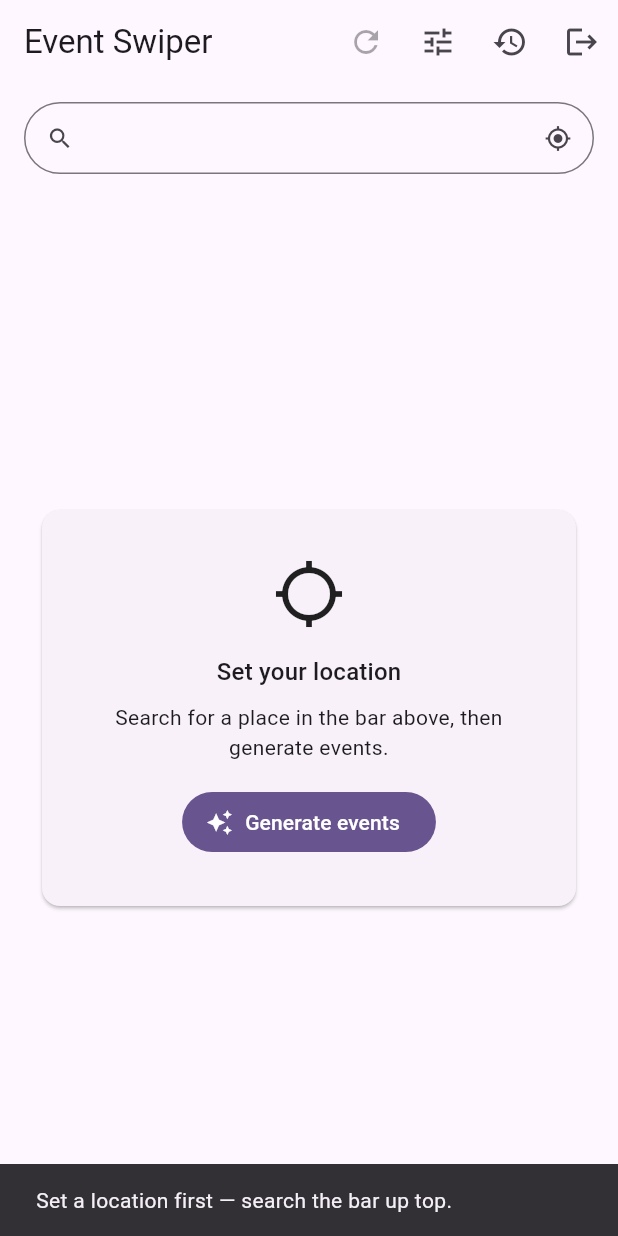
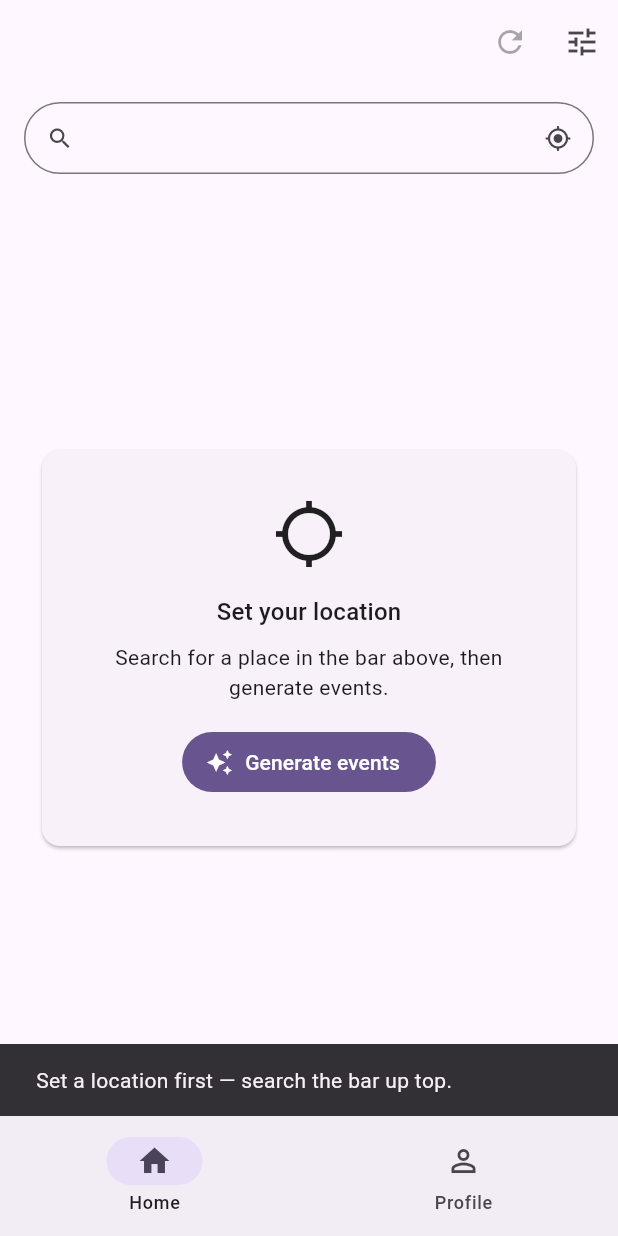
Before and after one commit to drewcarroll/eventfinder, a Flutter app: the screen it shows once a user with an empty profile is signed in, after a tap on "Generate events", on a phone screen of 412 x 824 dp. Run offline on Flutter 3.47's test engine with Material 3 defaults, Android fonts, the phone set to English and light mode, and no system bars; our stand-ins replace firebase_auth, firebase_core, geolocator; accounts and stored records are empty; generated files the repository leaves out were written again; network calls fail.

Commit message:
Build bottom navbar and app shell (Home + Profile)

```diff
--- a/client/lib/src/app.dart
+++ b/client/lib/src/app.dart
@@ -6,7 +6,7 @@ import 'data/auth_service.dart';
 import 'data/event_api.dart';
 import 'data/filter_service.dart';
 import 'data/location_service.dart';
-import 'ui/feed_screen.dart';
+import 'ui/home_shell.dart';
 import 'ui/sign_in_screen.dart';
 
 class EventSwiperApp extends StatefulWidget {
@@ -30,7 +30,7 @@ class _EventSwiperAppState extends State<EventSwiperApp> {
   @override
   Widget build(BuildContext context) {
     return MaterialApp(
-      title: 'Event Swiper',
+      title: '',
       theme: ThemeData(
         colorSchemeSeed: Colors.deepPurple,
         useMaterial3: true,
@@ -44,7 +44,7 @@ class _EventSwiperAppState extends State<EventSwiperApp> {
             );
           }
           if (snapshot.hasData) {
-            return FeedScreen(
+            return HomeShell(
               api: _eventApi,
               authService: _authService,
               locationService: _locationService,
--- a/client/lib/src/ui/feed_screen.dart
+++ b/client/lib/src/ui/feed_screen.dart
@@ -1,6 +1,5 @@
 import 'package:flutter/material.dart';
 
-import '../data/auth_service.dart';
 import '../data/device_location_service.dart';
 import '../data/event_api.dart';
 import '../data/filter_service.dart';
@@ -8,7 +7,6 @@ import '../data/location_service.dart';
 import '../models/event.dart';
 import '../models/swipe_session.dart';
 import 'filter_sheet.dart';
-import 'history_screen.dart';
 import 'results_screen.dart';
 import 'swipe_card_stack.dart';
 
@@ -20,13 +18,11 @@ class FeedScreen extends StatefulWidget {
   const FeedScreen({
     super.key,
     required this.api,
-    required this.authService,
     required this.locationService,
     required this.filterService,
   });
 
   final EventApi api;
-  final AuthService authService;
   final LocationService locationService;
   final FilterService filterService;
 
@@ -260,20 +256,6 @@ class _FeedScreenState extends State<FeedScreen> {
     await _load(force: true);
   }
 
-  Future<void> _signOut() async {
-    try {
-      // On success the auth-state stream emits null and routes back to
-      // the sign-in screen automatically.
-      await widget.authService.signOut();
-    } catch (e) {
-      if (mounted) {
-        ScaffoldMessenger.of(context).showSnackBar(
-          SnackBar(content: Text('Sign-out failed: $e')),
-        );
-      }
-    }
-  }
-
   void _swipe(Event event, String direction) {
     setState(() {
       // Right/like is a yes, left/pass is a no. Record every decision in the
@@ -330,15 +312,6 @@ class _FeedScreenState extends State<FeedScreen> {
     await _load();
   }
 
-  /// Open the history of past sessions, each tappable to view its yes list.
-  void _openHistory() {
-    Navigator.of(context).push(
-      MaterialPageRoute<void>(
-        builder: (_) => HistoryScreen(api: widget.api),
-      ),
-    );
-  }
-
   /// Open the filter sheet and, if the user applies changes, store them on
   /// the session and reload the feed with the new distance/time window.
   Future<void> _changeFilters() async {
@@ -358,12 +331,10 @@ class _FeedScreenState extends State<FeedScreen> {
       return ResultsScreen(
         liked: _liked,
         onNewSearch: _startNewSearch,
-        onSignOut: _signOut,
       );
     }
     return Scaffold(
       appBar: AppBar(
-        title: const Text('Event Swiper'),
         actions: [
           IconButton(
             icon: const Icon(Icons.refresh),
@@ -376,16 +347,6 @@ class _FeedScreenState extends State<FeedScreen> {
             icon: const Icon(Icons.tune),
             tooltip: 'Filters',
             onPressed: _changeFilters,
-          ),
-          IconButton(
-            icon: const Icon(Icons.history),
-            tooltip: 'History',
-            onPressed: _openHistory,
-          ),
-          IconButton(
-            icon: const Icon(Icons.logout),
-            tooltip: 'Sign out',
-            onPressed: _signOut,
           ),
         ],
       ),
--- /dev/null
+++ b/client/lib/src/ui/home_shell.dart
@@ -0,0 +1,73 @@
+import 'package:flutter/material.dart';
+
+import '../data/auth_service.dart';
+import '../data/event_api.dart';
+import '../data/filter_service.dart';
+import '../data/location_service.dart';
+import 'feed_screen.dart';
+import 'profile_screen.dart';
+
+/// The signed-in app shell: a two-tab bottom navigation between Home (the
+/// swipe feed) and Profile (account + history). Home is the default tab.
+///
+/// Both tabs live in an [IndexedStack], so each keeps its state — scroll
+/// position, an in-progress swipe session, loaded history — while the user
+/// switches between them.
+class HomeShell extends StatefulWidget {
+  const HomeShell({
+    super.key,
+    required this.api,
+    required this.authService,
+    required this.locationService,
+    required this.filterService,
+  });
+
+  final EventApi api;
+  final AuthService authService;
+  final LocationService locationService;
+  final FilterService filterService;
+
+  @override
+  State<HomeShell> createState() => _HomeShellState();
+}
+
+class _HomeShellState extends State<HomeShell> {
+  // Home is the default tab on launch.
+  int _index = 0;
+
+  @override
+  Widget build(BuildContext context) {
+    return Scaffold(
+      body: IndexedStack(
+        index: _index,
+        children: [
+          FeedScreen(
+            api: widget.api,
+            locationService: widget.locationService,
+            filterService: widget.filterService,
+          ),
+          ProfileScreen(
+            api: widget.api,
+            authService: widget.authService,
+          ),
+        ],
+      ),
+      bottomNavigationBar: NavigationBar(
+        selectedIndex: _index,
+        onDestinationSelected: (index) => setState(() => _index = index),
+        destinations: const [
+          NavigationDestination(
+            icon: Icon(Icons.home_outlined),
+            selectedIcon: Icon(Icons.home),
+            label: 'Home',
+          ),
+          NavigationDestination(
+            icon: Icon(Icons.person_outline),
+            selectedIcon: Icon(Icons.person),
+            label: 'Profile',
+          ),
+        ],
+      ),
+    );
+  }
+}
--- /dev/null
+++ b/client/lib/src/ui/profile_screen.dart
@@ -0,0 +1,70 @@
+import 'package:flutter/material.dart';
+
+import '../data/auth_service.dart';
+import '../data/event_api.dart';
+import 'history_screen.dart';
+
+/// The Profile tab: shows the signed-in account and the account-level actions
+/// that used to hang off the feed's app bar — viewing past sessions and
+/// signing out.
+class ProfileScreen extends StatelessWidget {
+  const ProfileScreen({
+    super.key,
+    required this.api,
+    required this.authService,
+  });
+
+  final EventApi api;
+  final AuthService authService;
+
+  Future<void> _signOut(BuildContext context) async {
+    try {
+      // On success the auth-state stream emits null and routes back to the
+      // sign-in screen automatically.
+      await authService.signOut();
+    } catch (e) {
+      if (context.mounted) {
+        ScaffoldMessenger.of(context).showSnackBar(
+          SnackBar(content: Text('Sign-out failed: $e')),
+        );
+      }
+    }
+  }
+
+  void _openHistory(BuildContext context) {
+    Navigator.of(context).push(
+      MaterialPageRoute<void>(
+        builder: (_) => HistoryScreen(api: api),
+      ),
+    );
+  }
+
+  @override
+  Widget build(BuildContext context) {
+    final phone = authService.currentUser?.phoneNumber;
+    return Scaffold(
+      appBar: AppBar(title: const Text('Profile')),
+      body: ListView(
+        children: [
+          ListTile(
+            leading: const Icon(Icons.account_circle, size: 40),
+            title: Text(phone ?? 'Signed in'),
+            subtitle: phone != null ? const Text('Phone number') : null,
+          ),
+          const Divider(),
+          ListTile(
+            leading: const Icon(Icons.history),
+            title: const Text('Past sessions'),
+            trailing: const Icon(Icons.chevron_right),
+            onTap: () => _openHistory(context),
+          ),
+          ListTile(
+            leading: const Icon(Icons.logout),
+            title: const Text('Sign out'),
+            onTap: () => _signOut(context),
+          ),
+        ],
+      ),
+    );
+  }
+}
--- a/client/lib/src/ui/sign_in_screen.dart
+++ b/client/lib/src/ui/sign_in_screen.dart
@@ -160,11 +160,10 @@ class _SignInScreenState extends State<SignInScreen> {
               mainAxisAlignment: MainAxisAlignment.center,
               children: [
                 const Text(
-                  'Event Swiper',
-                  style: TextStyle(fontSize: 32, fontWeight: FontWeight.bold),
+                  'Swipe to discover events you love',
+                  textAlign: TextAlign.center,
+                  style: TextStyle(fontSize: 24, fontWeight: FontWeight.bold),
                 ),
-                const SizedBox(height: 8),
-                const Text('Swipe to discover events you love'),
                 const SizedBox(height: 32),
                 if (_step == _Step.enterPhone) ..._phoneStep() else ..._codeStep(),
               ],
```
Also changed, not shown: client/lib/src/ui/results_screen.dart (+0 -9 lines), 1 other file.
